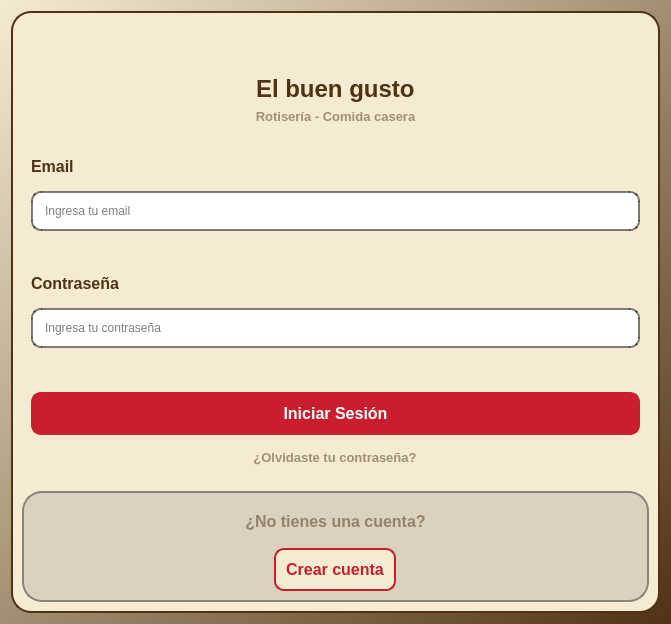
First picture: the form in escritorio/sign_in.ui, repository Bruno-DarkSouler/APP_ElBuenGusto, before the edit.
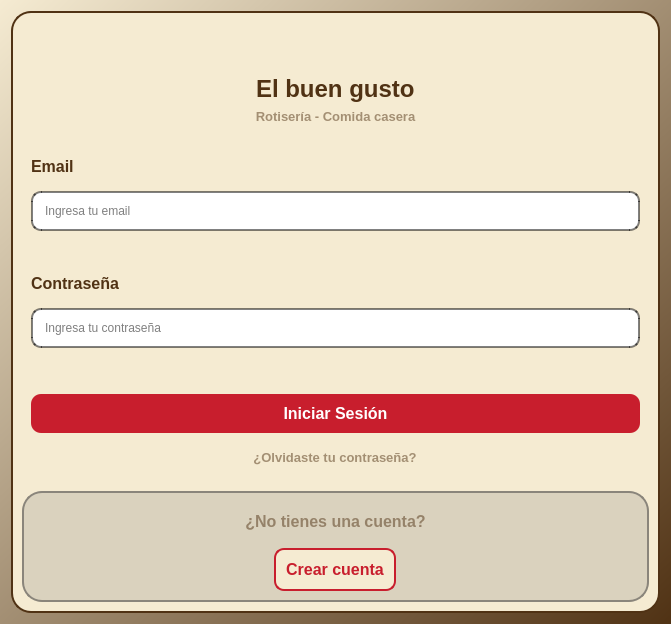
Second picture: the form after the edit. Icons and pictures are not drawn.

What changed in the file:
```diff
--- a/escritorio/sign_in.ui
+++ b/escritorio/sign_in.ui
@@ -269,11 +269,20 @@
             <cursorShape>PointingHandCursor</cursorShape>
            </property>
            <property name="styleSheet">
-            <string notr="true">background-color: rgb(200, 30, 45);
-color: rgb(255,255,255);
-border: 2 solid rgb(200, 30, 45);
-border-radius: 10;
-padding: 10;</string>
+            <string notr="true">QPushButton {
+	background-color: rgb(200, 30, 45);
+	color: rgb(255,255,255);
+	border-radius: 10;
+	padding: 10;
+}
+QPushButton:hover {
+    background-color: rgb(171,17,27);
+	color: rgb(255,255,255);
+	box-shadow: 0 100 200 rgba(0, 0, 0, 0.3);
+}
+QPushButton:pressed {
+    background-color: rgb(124,10,25);
+}</string>
            </property>
            <property name="text">
             <string>Iniciar Sesión</string>
```
Left out of the diff: 10 changed lines with no effect on the pictures.
